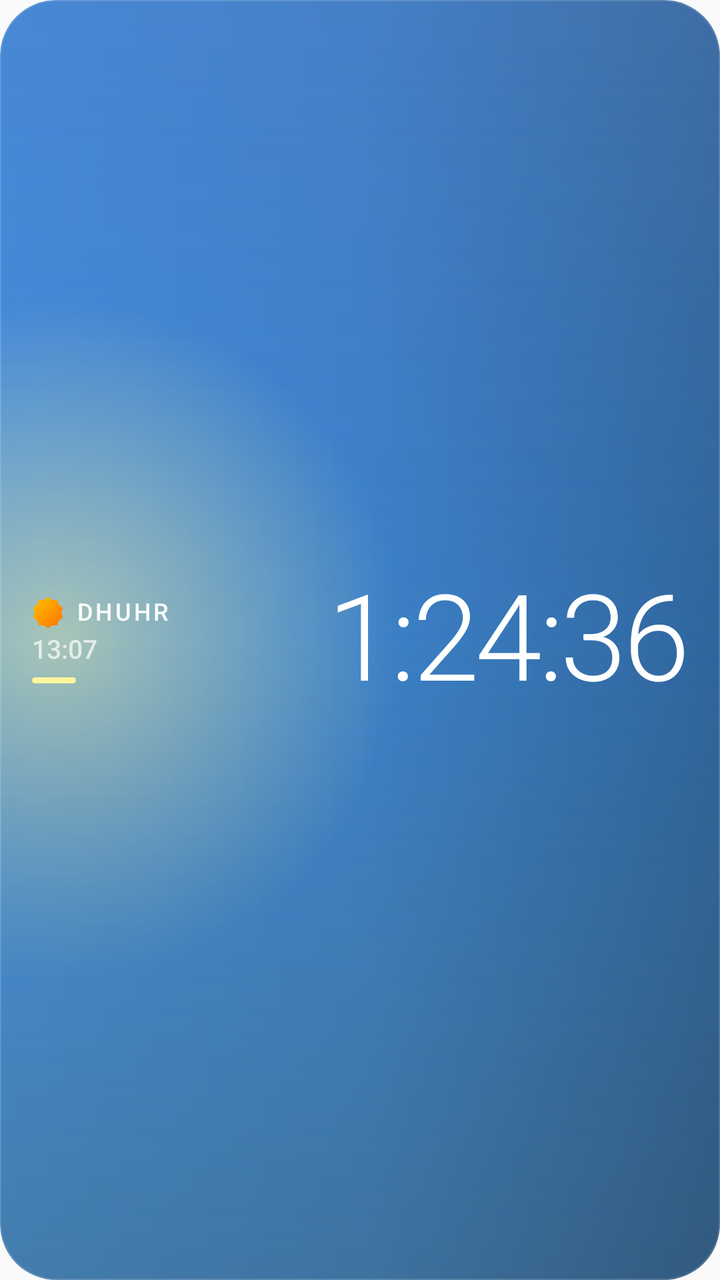
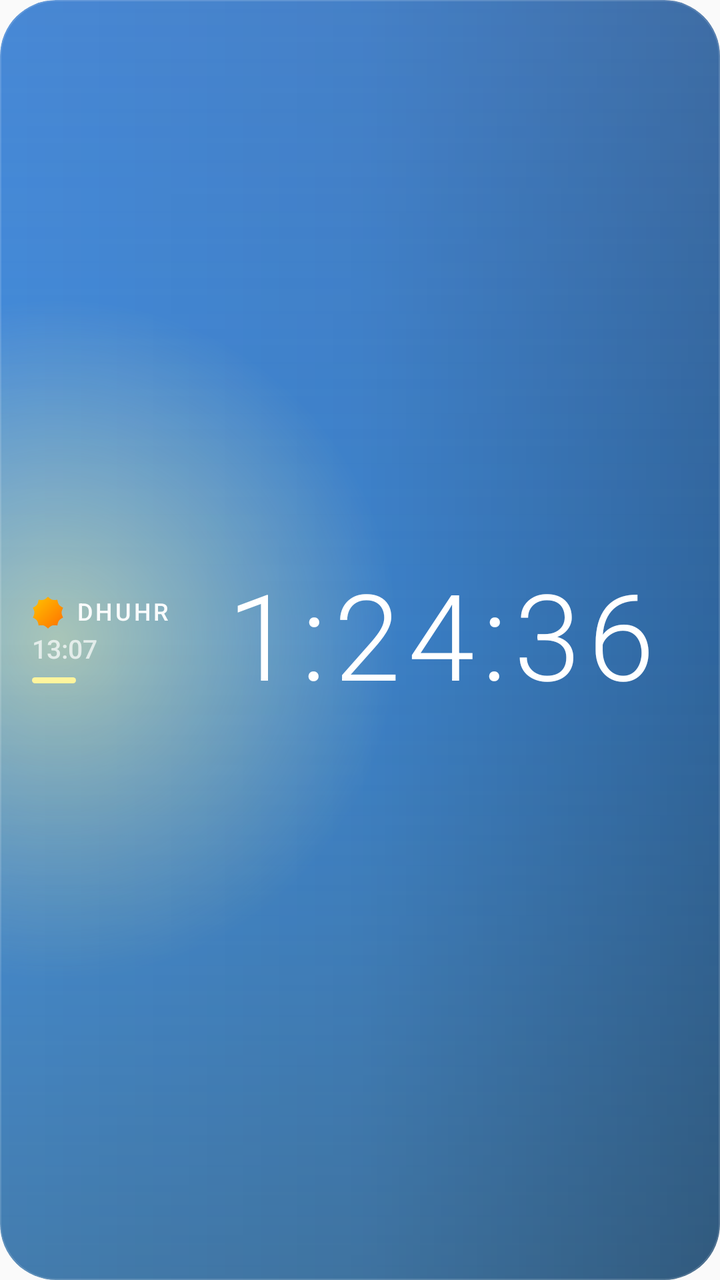

Two renders of the same Android screen: before a commit and after it. Below are the layout's source before the change and the commit's diff.
<!-- AndroidManifest.xml: application theme Theme.Waktiva -->
<!-- res/layout/widget_countdown_bar_preview.xml -->
<?xml version="1.0" encoding="utf-8"?>
<FrameLayout xmlns:android="http://schemas.android.com/apk/res/android"
    android:id="@android:id/background"
    android:layout_width="match_parent"
    android:layout_height="match_parent"
    android:background="@drawable/widget_preview_bg"
    android:clipToOutline="true">

    <ImageView
        android:layout_width="match_parent"
        android:layout_height="match_parent"
        android:scaleType="fitXY"
        android:src="@drawable/widget_countdown_preview_glow" />

    <ImageView
        android:layout_width="match_parent"
        android:layout_height="match_parent"
        android:scaleType="fitXY"
        android:src="@drawable/widget_sheen" />

    <LinearLayout
        android:layout_width="match_parent"
        android:layout_height="match_parent"
        android:gravity="center_vertical"
        android:orientation="horizontal"
        android:paddingStart="16dp"
        android:paddingTop="6dp"
        android:paddingEnd="16dp"
        android:paddingBottom="6dp">

        <LinearLayout
            android:layout_width="wrap_content"
            android:layout_height="wrap_content"
            android:orientation="vertical">

            <LinearLayout
                android:layout_width="wrap_content"
                android:layout_height="wrap_content"
                android:gravity="center_vertical"
                android:orientation="horizontal">

                <ImageView
                    android:layout_width="16dp"
                    android:layout_height="16dp"
                    android:layout_marginEnd="6dp"
                    android:src="@drawable/clear_day" />

                <TextView
                    android:layout_width="wrap_content"
                    android:layout_height="wrap_content"
                    android:fontFamily="sans-serif-medium"
                    android:includeFontPadding="false"
                    android:letterSpacing="0.1"
                    android:maxLines="1"
                    android:text="@string/prayer_dhuhr"
                    android:textAllCaps="true"
                    android:textColor="#F2FFFFFF"
                    android:textSize="12sp" />
            </LinearLayout>

            <TextView
                android:layout_width="wrap_content"
                android:layout_height="wrap_content"
                android:layout_marginTop="3dp"
                android:fontFamily="sans-serif-medium"
                android:includeFontPadding="false"
                android:text="13:07"
                android:textColor="#B3FFFFFF"
                android:textSize="13sp" />

            <ImageView
                android:layout_width="22dp"
                android:layout_height="3dp"
                android:layout_marginTop="6dp"
                android:scaleType="fitXY"
                android:src="@drawable/widget_accent_bar"
                android:tint="#FFFFF59D" />
        </LinearLayout>

        <TextView
            android:layout_width="0dp"
            android:layout_height="match_parent"
            android:layout_marginStart="12dp"
            android:layout_weight="1"
            android:autoSizeMaxTextSize="60sp"
            android:autoSizeMinTextSize="20sp"
            android:autoSizeStepGranularity="1sp"
            android:autoSizeTextType="uniform"
            android:fontFamily="sans-serif-light"
            android:gravity="end|center_vertical"
            android:includeFontPadding="false"
            android:letterSpacing="-0.03"
            android:maxLines="1"
            android:text="1:24:36"
            android:textColor="#FFFFFFFF"
            android:textSize="44sp" />
    </LinearLayout>

</FrameLayout>
<!-- resources referenced by this layout -->
<resources>
  <!-- drawable widget_accent_bar (drawable) -->
  <?xml version="1.0" encoding="utf-8"?>
  <shape xmlns:android="http://schemas.android.com/apk/res/android"
      android:shape="rectangle">
      <solid android:color="#FFFFFFFF" />
      <corners android:radius="1.5dp" />
  </shape>
  <!-- drawable widget_countdown_preview_glow (drawable) -->
  <?xml version="1.0" encoding="utf-8"?>
  <layer-list xmlns:android="http://schemas.android.com/apk/res/android">
      <item>
          <shape android:shape="rectangle">
              <gradient
                  android:angle="0"
                  android:startColor="#00000000"
                  android:centerColor="#14000000"
                  android:endColor="#47000000"
                  android:type="linear" />
          </shape>
      </item>
      <item>
          <shape android:shape="rectangle">
              <gradient
                  android:centerX="0.08"
                  android:centerY="0.5"
                  android:gradientRadius="170dp"
                  android:startColor="#8CFFF59D"
                  android:endColor="#00FFF59D"
                  android:type="radial" />
          </shape>
      </item>
  </layer-list>
  <!-- drawable widget_preview_bg (drawable) -->
  <?xml version="1.0" encoding="utf-8"?>
  <shape xmlns:android="http://schemas.android.com/apk/res/android"
      android:shape="rectangle">
      <gradient
          android:angle="270"
          android:startColor="#FF2773CE"
          android:endColor="#FF5AA6E8"
          android:type="linear" />
      <corners android:radius="@dimen/widget_corner_radius" />
  </shape>
  <!-- drawable widget_sheen (drawable) -->
  <?xml version="1.0" encoding="utf-8"?>
  <layer-list xmlns:android="http://schemas.android.com/apk/res/android">
      <item>
          <shape android:shape="rectangle">
              <gradient
                  android:angle="270"
                  android:startColor="#26FFFFFF"
                  android:centerColor="#00FFFFFF"
                  android:endColor="#00FFFFFF"
                  android:type="linear" />
              <corners android:radius="@dimen/widget_corner_radius" />
          </shape>
      </item>
      <item>
          <shape android:shape="rectangle">
              <gradient
                  android:angle="90"
                  android:startColor="#40000000"
                  android:centerColor="#00000000"
                  android:endColor="#00000000"
                  android:type="linear" />
              <corners android:radius="@dimen/widget_corner_radius" />
          </shape>
      </item>
      <item>
          <shape android:shape="rectangle">
              <stroke android:width="0.5dp" android:color="#24FFFFFF" />
              <corners android:radius="@dimen/widget_corner_radius" />
          </shape>
      </item>
  </layer-list>
  <string name="prayer_dhuhr">Dhuhr</string>
  <style name="Theme.Waktiva" parent="Theme.AppCompat.DayNight.NoActionBar" />
  <dimen name="widget_corner_radius">22dp</dimen>
  <!-- unchanged entries left out for length: 1 -->
</resources>

<!-- the commit's change to res/layout/widget_countdown_bar_preview.xml (unified diff, before → after) -->
@@ -87,9 +87,9 @@
             android:autoSizeStepGranularity="1sp"
             android:autoSizeTextType="uniform"
             android:fontFamily="sans-serif-light"
-            android:gravity="end|center_vertical"
+            android:gravity="center"
             android:includeFontPadding="false"
-            android:letterSpacing="-0.03"
+            android:letterSpacing="0.06"
             android:maxLines="1"
             android:text="1:24:36"
             android:textColor="#FFFFFFFF"
